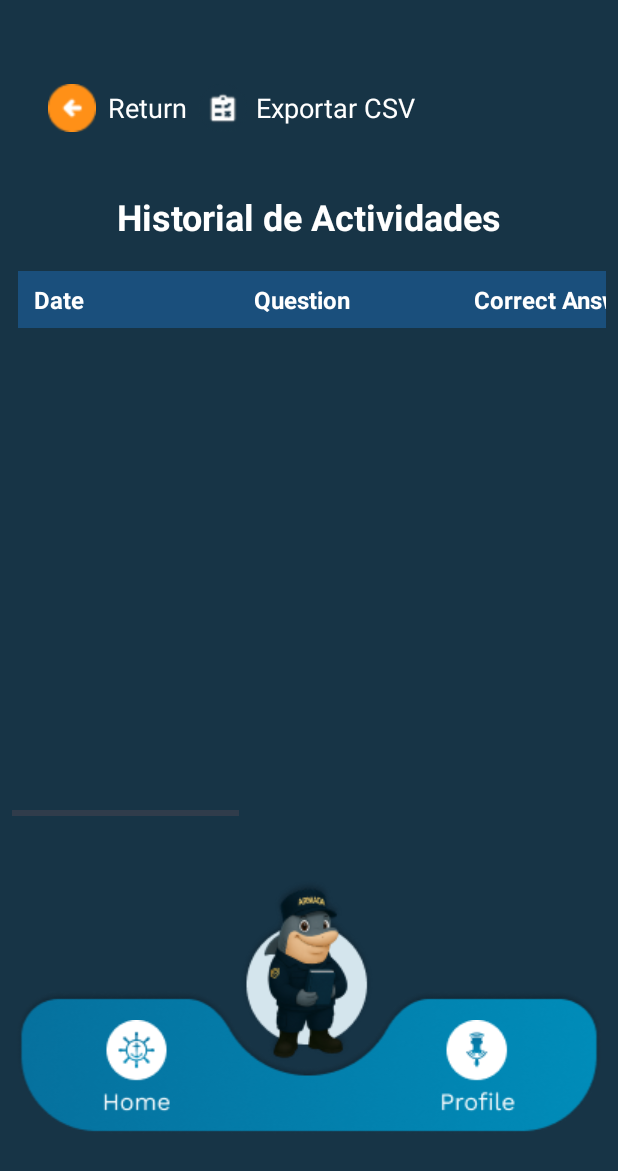
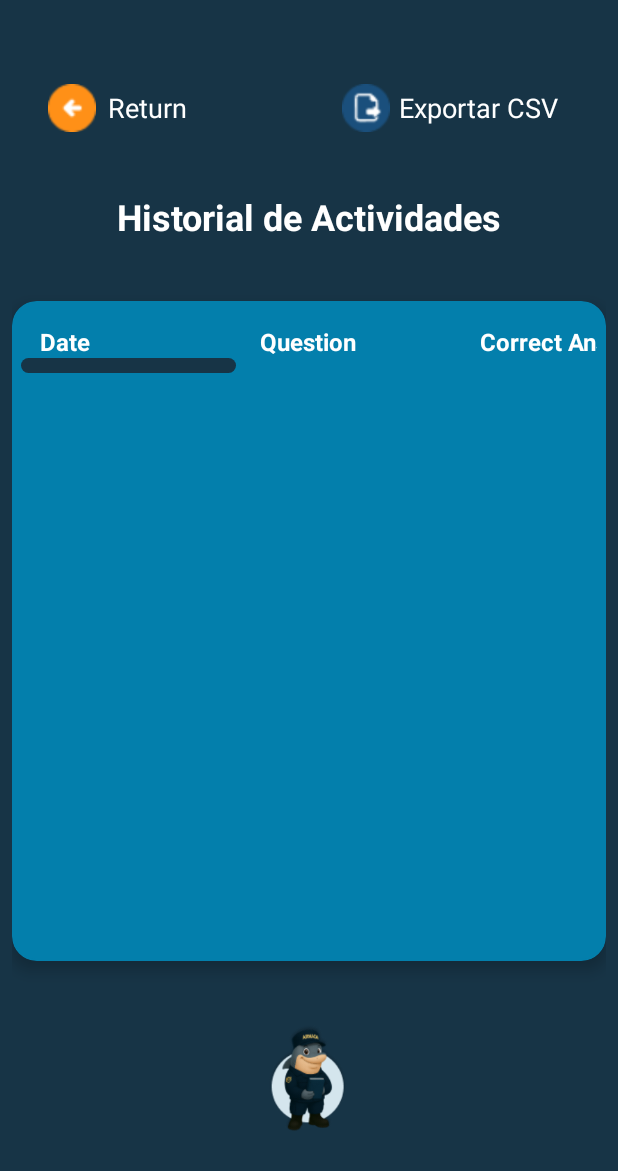
Before and after one commit to Santiagarmo/ColSpeak_Armada, an Android app: the QuizHistoryActivity screen opened directly, with no data from a screen before it, on a phone screen of 412 x 824 dp. Shown: the top 1171 px of the screen. Run offline under Robolectric (Android 15) with nearby library versions, the light colour scheme and no system bars.

Commit message:
feat: adjust layout details in the quiz results view and quiz results modal dialogs

```diff
--- a/app/src/main/assets/SENA_Level_1_A1.1.txt
+++ b/app/src/main/assets/SENA_Level_1_A1.1.txt
@@ -575,6 +575,12 @@
 
 Topic: POSSESSIVE ADJECTIVES
 Level: A1.1
+Q: Peter is doing     homework.
+A: his
+O: his | her | our | their
+
+Topic: POSSESSIVE ADJECTIVES
+Level: A1.1
 Q: We love     school.
 A: our
 O: my | your | our | their
--- a/app/src/main/java/com/example/speak/QuizHistoryActivity.java
+++ b/app/src/main/java/com/example/speak/QuizHistoryActivity.java
@@ -54,7 +54,7 @@
     private long currentUserId;
     private Button continueButton;
 
-    private LinearLayout eBtnReturnMenu;
+    private androidx.constraintlayout.widget.ConstraintLayout eBtnReturnMenu;
 
     private boolean birdExpanded = false;
     private ImageView birdMenu;
@@ -357,7 +357,7 @@
 
     private void addTableHeader(TableLayout table) {
         TableRow headerRow = new TableRow(this);
-        headerRow.setBackgroundColor(getResources().getColor(R.color.header_blue));
+        headerRow.setBackgroundColor(getResources().getColor(R.color.header_blue_table));
 
         String[] headers = {"Date", "Question", "Correct Answer", "Your Answer", "Result", "Topic", "Level"};
         for (String header : headers) {
--- /dev/null
+++ b/app/src/main/res/drawable/custom_scroll_thumb.xml
@@ -0,0 +1,7 @@
+<!-- res/drawable/custom_scroll_thumb.xml -->
+<shape xmlns:android="http://schemas.android.com/apk/res/android"
+    android:shape="rectangle">
+    <size android:width="10dp" />
+    <solid android:color="#173446" /> <!-- color naranja del tema -->
+    <corners android:radius="8dp" />
+</shape>
--- /dev/null
+++ b/app/src/main/res/drawable/table_background.xml
@@ -0,0 +1,12 @@
+<!-- res/drawable/table_background.xml -->
+<shape xmlns:android="http://schemas.android.com/apk/res/android"
+    android:shape="rectangle">
+    <solid android:color="#037FAC" /> <!-- fondo semitransparente blanco -->
+    <corners android:radius="16dp" />   <!-- esquinas redondeadas -->
+    <stroke android:width="1dp" android:color="#037FAC" /> <!-- borde blanco -->
+    <padding
+        android:left="4dp"
+        android:top="4dp"
+        android:right="4dp"
+        android:bottom="4dp" />
+</shape>
--- a/app/src/main/res/layout/activity_quiz_history.xml
+++ b/app/src/main/res/layout/activity_quiz_history.xml
@@ -12,14 +12,23 @@
         android:padding="8dp">
 
         <!-- Botón volver y exportar -->
-        <LinearLayout
+        <androidx.constraintlayout.widget.ConstraintLayout
             android:id="@+id/eBtnReturnMenu"
             android:layout_width="match_parent"
             android:layout_height="wrap_content"
-            android:orientation="horizontal"
-            android:gravity="start|center_vertical"
             android:padding="@dimen/spacing_large"
             android:layout_marginTop="@dimen/spacing_medium">
+
+            <!-- Botón volver (izquierda) -->
+            <LinearLayout
+                android:id="@+id/returnContainer"
+                android:layout_width="wrap_content"
+                android:layout_height="wrap_content"
+                android:orientation="horizontal"
+                android:gravity="center_vertical"
+                app:layout_constraintStart_toStartOf="parent"
+                app:layout_constraintTop_toTopOf="parent"
+                app:layout_constraintBottom_toBottomOf="parent">
 
                 <ImageView
                     android:layout_width="@dimen/icon_size_small"
@@ -34,23 +43,26 @@
                     android:text="@string/return_button"
                     android:textSize="@dimen/text_size_large"
                     android:textColor="@color/white" />
+            </LinearLayout>
 
+            <!-- Botón Exportar CSV (derecha, alineado perfectamente) -->
             <LinearLayout
                 android:id="@+id/exportButton"
                 android:layout_width="wrap_content"
                 android:layout_height="wrap_content"
                 android:orientation="horizontal"
-                android:layout_gravity="end"
                 android:gravity="center_vertical"
                 android:clickable="true"
                 android:focusable="true"
                 android:padding="8dp"
-                android:layout_marginEnd="16dp">
+                app:layout_constraintEnd_toEndOf="parent"
+                app:layout_constraintTop_toTopOf="parent"
+                app:layout_constraintBottom_toBottomOf="parent">
 
                 <ImageView
                     android:layout_width="32dp"
                     android:layout_height="32dp"
-                    android:src="@drawable/summary"
+                    android:src="@drawable/export_csv"
                     android:layout_marginEnd="6dp"
                     android:contentDescription="Exportar CSV" />
 
@@ -61,7 +73,7 @@
                     android:textSize="18sp"
                     android:textColor="@color/white" />
             </LinearLayout>
-        </LinearLayout>
+        </androidx.constraintlayout.widget.ConstraintLayout>
 
         <!-- Título -->
         <TextView
@@ -96,36 +108,45 @@
 
         </LinearLayout>
 
-        <!-- 📋 Tabla con scroll horizontal y vertical -->
+        <!-- 📋 Tabla con bordes redondeados y scroll fijo -->
         <FrameLayout
             android:layout_width="match_parent"
-            android:layout_height="0dp"
-            android:layout_weight="1"
-            android:layout_marginTop="8dp"
-            android:layout_marginBottom="8dp">
+            android:layout_height="440dp"
+            android:layout_marginTop="32dp"
+            android:layout_marginBottom="8dp"
+            android:background="@drawable/table_background"
+            android:clipToOutline="true"
+            android:outlineProvider="background"
+            android:elevation="6dp"
+            android:padding="6dp">
+
+        <androidx.core.widget.NestedScrollView
+            android:layout_width="match_parent"
+            android:layout_height="match_parent"
+            android:scrollbars="vertical"
+            android:scrollbarThumbVertical="@drawable/custom_scroll_thumb"
+            android:scrollbarSize="10dp"
+            android:fadeScrollbars="false">
 
             <HorizontalScrollView
                 android:layout_width="match_parent"
-                android:layout_height="match_parent"
-                android:scrollbars="horizontal">
-
-                <ScrollView
-                    android:layout_width="wrap_content"
-                    android:layout_height="match_parent"
-                    android:scrollbars="vertical">
+                android:layout_height="wrap_content"
+                android:scrollbars="horizontal"
+                android:scrollbarThumbHorizontal="@drawable/custom_scroll_thumb"
+                android:scrollbarSize="10dp"
+                android:fadeScrollbars="false">
 
                 <TableLayout
                     android:id="@+id/quizHistoryTable"
                     android:layout_width="wrap_content"
                     android:layout_height="wrap_content"
                     android:stretchColumns="*"
-                        android:padding="4dp"
+                    android:padding="2dp"
                     android:background="@android:color/transparent" />
-                </ScrollView>
             </HorizontalScrollView>
+        </androidx.core.widget.NestedScrollView>
     </FrameLayout>
 
-        <!-- Menú inferior -->
         <!-- Menú inferior -->
         <FrameLayout
             android:layout_width="match_parent"
--- a/app/src/main/res/values/colors.xml
+++ b/app/src/main/res/values/colors.xml
@@ -88,5 +88,6 @@
     <color name="splash_progress_color">#FFD700</color>
 
     <color name="header_blue">#1A4F7C</color>
+    <color name="header_blue_table">#037FAC</color>
 
 </resources>
```
Also changed, not shown: app/src/main/java/com/example/speak/quiz/QuizActivity.java (+17 -6 lines), app/src/main/res/drawable/gradient_background_round.xml (added, +24 -0 lines), app/src/main/res/layout/activity_alphabet.xml (+36 -26 lines), app/src/main/res/layout/activity_image_identification_results.xml (+18 -18 lines), app/src/main/res/layout/dialog_quiz_result.xml (+6 -6 lines), app/src/main/res/drawable/big_waves.png (added), app/src/main/res/drawable/crab_bad.png, app/src/main/res/drawable/export_csv.png (added), app/src/main/res/drawable/map_a1.png. Lines whose indentation alone changed are shown as unchanged.
